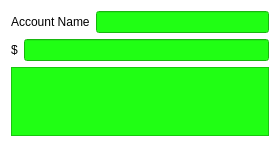
This is AccountListWidgetItem.ui in LiquidityProtocol/AMM-Simulator as Qt 5 draws it before an edit. The edited form follows.
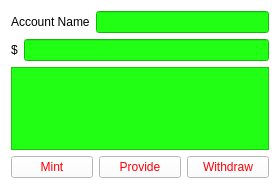
This is the edited form.

Commit message: Add Mint to Playground.

Patch:
```diff
--- a/AccountListWidgetItem.ui
+++ b/AccountListWidgetItem.ui
@@ -7,7 +7,7 @@
     <x>0</x>
     <y>0</y>
     <width>280</width>
-    <height>147</height>
+    <height>189</height>
    </rect>
   </property>
   <property name="minimumSize">
@@ -98,6 +98,40 @@
      </property>
     </widget>
    </item>
+   <item>
+    <layout class="QHBoxLayout" name="horizontalLayout_3">
+     <item>
+      <widget class="QPushButton" name="pushButton">
+       <property name="styleSheet">
+        <string notr="true">color: rgb(255, 0, 8);</string>
+       </property>
+       <property name="text">
+        <string>Mint</string>
+       </property>
+      </widget>
+     </item>
+     <item>
+      <widget class="QPushButton" name="pushButton_2">
+       <property name="styleSheet">
+        <string notr="true">color: rgb(255, 0, 8);</string>
+       </property>
+       <property name="text">
+        <string>Provide</string>
+       </property>
+      </widget>
+     </item>
+     <item>
+      <widget class="QPushButton" name="pushButton_3">
+       <property name="styleSheet">
+        <string notr="true">color: rgb(255, 0, 8);</string>
+       </property>
+       <property name="text">
+        <string>Withdraw</string>
+       </property>
+      </widget>
+     </item>
+    </layout>
+   </item>
   </layout>
  </widget>
  <tabstops>
```
The commit also changes 8 other files.
